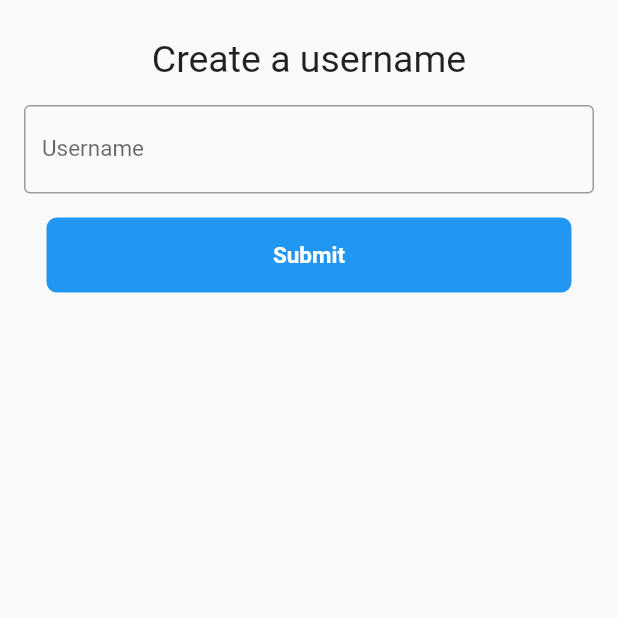
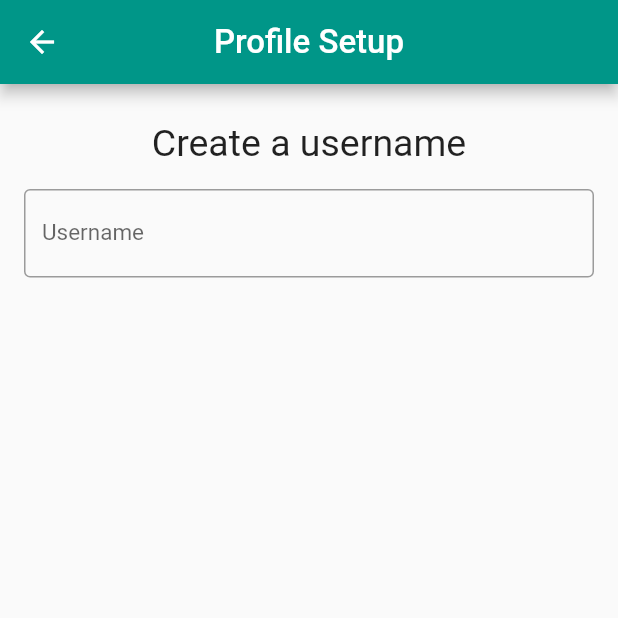
Before and after one commit to aximilli1212/flutter_mingle, a Flutter app: the CreateAccount screen opened directly, on a phone screen of 412 x 824 dp, the top half of it. Run offline on Flutter 3.47's test engine with Material 2 defaults, Android fonts, the phone set to English and light mode, and no system bars; our stand-ins replace cloud_firestore, firebase_auth, google_sign_in; accounts and stored records are empty.

Commit message:
fix restructure of code for create Account page

```diff
--- a/lib/pages/AuthScreen.dart
+++ b/lib/pages/AuthScreen.dart
@@ -9,6 +9,7 @@ import 'package:flutter_mingle/services/Auth.dart';
 
 
 import 'activity_feed.dart';
+import 'create_account.dart';
 
 class AuthScreen extends StatefulWidget {
 
@@ -51,10 +52,6 @@ class _AuthScreenState extends State<AuthScreen> {
       body: PageView(
        children: <Widget>[
 //         Timeline(),
-       RaisedButton(
-          child: Text('logout'),
-         onPressed: auth.logout(),
-      ),
          ActivityFeed(),
          Upload(),
          Search(),
--- a/lib/pages/create_account.dart
+++ b/lib/pages/create_account.dart
@@ -1,4 +1,5 @@
 import 'package:flutter/material.dart';
+import 'package:flutter_mingle/widgets/header.dart';
 
 class CreateAccount extends StatefulWidget {
   @override
@@ -17,7 +18,11 @@ class _CreateAccountState extends State<CreateAccount> {
 
   @override
   Widget build(BuildContext parentContext) {
-    return Container(
+    return Scaffold(
+      appBar: header(context, titleText: "Profile Setup"),
+      body: ListView(
+        children: <Widget>[
+          Container(
             child: Column(
               children: <Widget>[
                 Padding(
@@ -33,9 +38,7 @@ class _CreateAccountState extends State<CreateAccount> {
                   padding: EdgeInsets.all(16.0),
                   child: Container(
                     child: Form(
-                  key: _formKey,
                       child: TextFormField(
-                    onSaved: (val)=>username = val,
                         decoration: InputDecoration(
                           border: OutlineInputBorder(),
                           labelText: "Username",
@@ -47,28 +50,15 @@ class _CreateAccountState extends State<CreateAccount> {
                   ),
                 ),
                 GestureDetector(
-              onTap: submit,
                   child: Container(
-                height: 50.0,
-                width: 350.0,
-                decoration: BoxDecoration(
-                  color: Colors.blue,
-                  borderRadius: BorderRadius.circular(7.0),
-                ),
-                child: Center(
-                  child: Text("Submit",
-                  style: TextStyle(
-                    color: Colors.white,
-                    fontSize: 15.0,
-                    fontWeight: FontWeight.bold
-                  ),
-                  ),
-                ),
+
                   ),
                 )
 
               ],
             ),
+        )]
+      ),
     );
   }
 }
--- a/lib/pages/home.dart
+++ b/lib/pages/home.dart
@@ -68,6 +68,7 @@ class _HomeState extends State<Home> {
 
   Scaffold buildUnAuthScreen(){
       return Scaffold(
+
         body: Container(
           alignment: Alignment.center,
           decoration: BoxDecoration(
```
Also changed, not shown: lib/pages/activity_feed.dart (+16 -2 lines). Lines whose indentation alone changed are shown as unchanged.
